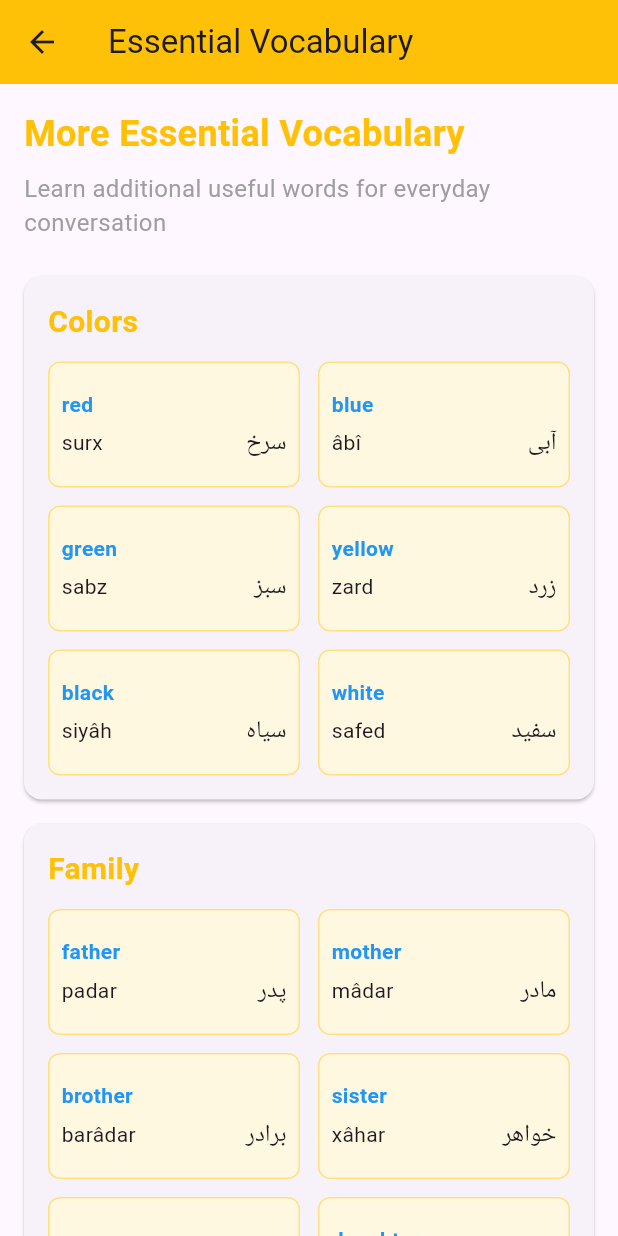
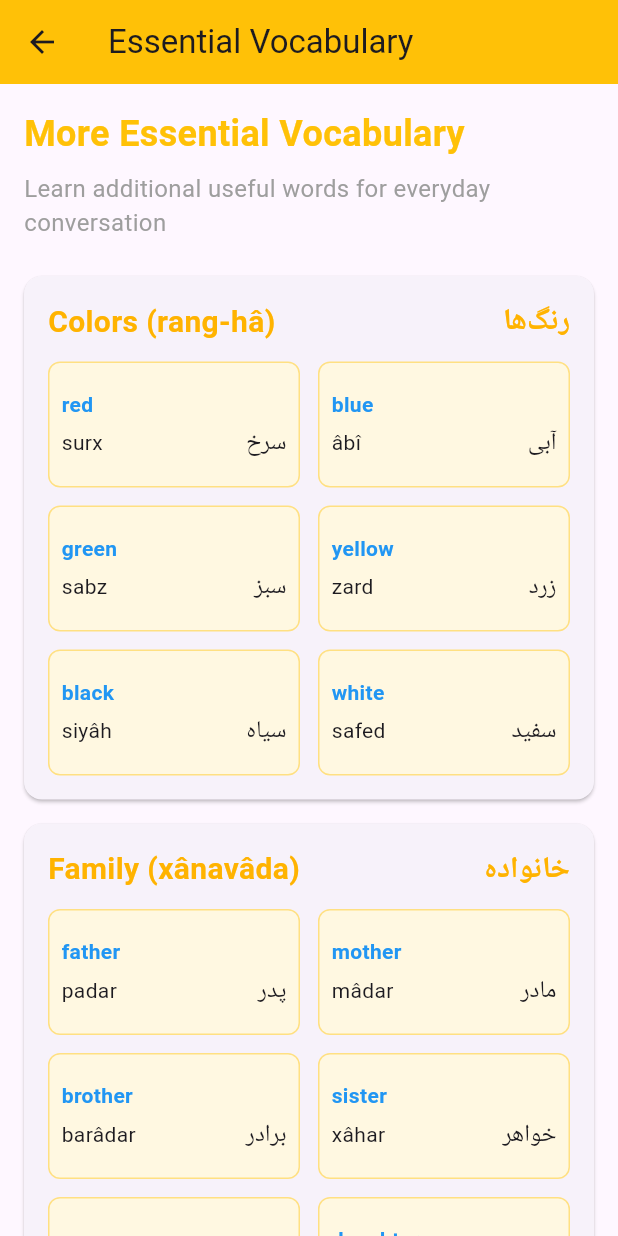
Before and after one commit to Tee-Ui-Seng/flutter-uas-2025, a Flutter app: the MoreVocabularyPage screen opened directly, on a phone screen of 412 x 824 dp. Run offline on Flutter 3.47's test engine with Material 3 defaults, Android fonts, the phone set to English and light mode, and no system bars; our stand-ins replace audioplayers, cloud_firestore, firebase_auth, firebase_core; accounts and stored records are empty; generated files the repository leaves out were written again; Roboto replaces fonts that are missing (NotoNastaliqUrdu).

Commit message:
chore: commit local changes

```diff
--- a/lib/pages/grammar_lessons/negative_copula_page.dart
+++ b/lib/pages/grammar_lessons/negative_copula_page.dart
@@ -16,7 +16,7 @@ class NegativeCopulaPage extends StatelessWidget {
   final List<Map<String, String>> examples = const [
     {'english': 'I am not sick', 'pronunciation': 'man bemâr nestam', 'persian': 'من بیمار نیستم'},
     {'english': 'You are not tall', 'pronunciation': 'tu qad buland nestî', 'persian': 'تو قد بلند نیستی'},
-    {'english': 'He is not here', 'pronunciation': 'o injâ nest', 'persian': 'او اینجا نیست'},
+    {'english': 'He is not here', 'pronunciation': 'o înjâ nest', 'persian': 'او اینجا نیست'},
   ];
 
   @override
@@ -198,7 +198,7 @@ class NegativeCopulaPage extends StatelessWidget {
                       const SizedBox(width: 12),
                       Expanded(
                         child: Text(
-                          'Note: Some speakers say colloquially: "šomâ nistin" (شما نیستین).',
+                          'Note: Some speakers say colloquially: "šumâ nesten" (شما نیستین).',
                           style: TextStyle(
                             fontSize: 14,
                             color: Colors.grey.shade800,
--- a/lib/pages/grammar_lessons/positive_copula_page.dart
+++ b/lib/pages/grammar_lessons/positive_copula_page.dart
@@ -443,7 +443,7 @@ class PositiveCopulaPage extends StatelessWidget {
                                 border: Border.all(color: Colors.blue.shade200),
                               ),
                               child: Text(
-                                'I am Nilufar = man ali nîlûfar.\n'
+                                'I am Nilufar = man nîlûfar astam.\n'
                                 'We are not happy = mâ xušhâl nestem.',
                                 style: TextStyle(
                                   fontSize: 14,
@@ -510,7 +510,7 @@ class PositiveCopulaPage extends StatelessWidget {
                   ],
                 ),
 
-                const SizedBox(height: 20),
+                // const SizedBox(height: 20),
               ],
             ),
           ),
--- a/lib/pages/noun_lessons/pronoun_plural_quiz_page.dart
+++ b/lib/pages/noun_lessons/pronoun_plural_quiz_page.dart
@@ -67,9 +67,9 @@ class _PronounPluralQuizPageState extends State<PronounPluralQuizPage> {
     },
     {
       'question': 'How do you say "fruits" in Persian?',
-      'options': ['meva-hâ', 'mevân', 'mevât', 'mevajân'],
+      'options': ['meva-hâ', 'mevân', 'mevât', 'mevajât'],
       'correctAnswer': 3,
-      'explanation': 'The word "meva" uses "-jân" for collective plural.',
+      'explanation': 'The word "meva" uses "-jât" for collective plural.',
     },
     {
       'question': 'How do you pluralize "hayvân" (animal)?',
--- a/lib/pages/vocabulary_lessons/more_vocabulary_page.dart
+++ b/lib/pages/vocabulary_lessons/more_vocabulary_page.dart
@@ -5,9 +5,10 @@ import 'vocabulary_quiz_page.dart';
 class MoreVocabularyPage extends StatelessWidget {
   const MoreVocabularyPage({super.key});
 
-  final List<Map<String, dynamic>> vocabulary = const [
+  static const List<Map<String, dynamic>> vocabulary = [
     {
-      'category': 'Colors',
+      'category': 'Colors (rang-hâ)',
+      'categoryfa': 'رنگ‌ها',
       'words': [
         {'english': 'red', 'persian': 'surx', 'script': 'سرخ'},
         {'english': 'blue', 'persian': 'âbî', 'script': 'آبی'},
@@ -18,7 +19,8 @@ class MoreVocabularyPage extends StatelessWidget {
       ]
     },
     {
-      'category': 'Family',
+      'category': 'Family (xânavâda)',
+      'categoryfa': 'خانواده',
       'words': [
         {'english': 'father', 'persian': 'padar', 'script': 'پدر'},
         {'english': 'mother', 'persian': 'mâdar', 'script': 'مادر'},
@@ -29,19 +31,32 @@ class MoreVocabularyPage extends StatelessWidget {
       ]
     },
     {
-      'category': 'Food',
+      'category': 'Food (ğazâ)',
+      'categoryfa': 'غذا',
       'words': [
         {'english': 'bread', 'persian': 'nân', 'script': 'نان'},
-        {'english': 'water', 'persian': 'âb', 'script': 'آب'},
         {'english': 'rice', 'persian': 'birinj', 'script': 'برنج'},
         {'english': 'meat', 'persian': 'gošt', 'script': 'گوشت'},
+        {'english': 'pilaf', 'persian': 'palaw', 'script': 'پلو'},
         {'english': 'fruit', 'persian': 'meva', 'script': 'میوه'},
         {'english': 'vegetable', 'persian': 'sabzî', 'script': 'سبزی'},
       ]
     },
+    {
+      'category': 'Drinks (nušîdanî)',
+      'categoryfa': 'نوشیدنی',
+      'words': [
+        {'english': 'water', 'persian': 'âb', 'script': 'آب'},
+        {'english': 'tea', 'persian': 'cây', 'script': 'چای'},
+        {'english': 'milk', 'persian': 'šîr', 'script': 'شیر'},
+        {'english': 'doogh', 'persian': 'doğ', 'script': 'دوغ'},
+        {'english': 'coffee', 'persian': 'qahva', 'script': 'قهوه'},
+        {'english': 'ice cream', 'persian': 'šîryax', 'script': 'شیریخ'},
+      ]
+    },
   ];
 
-  final List<Map<String, String>> examples = const [
+  static const List<Map<String, String>> examples = [
     {
       'english': 'My father likes red apples',
       'persian': 'padar-am seb-i surx râ dost dârad',
@@ -107,13 +122,28 @@ class MoreVocabularyPage extends StatelessWidget {
                     child: Column(
                       crossAxisAlignment: CrossAxisAlignment.start,
                       children: [
-                        Text(
-                          category['category']!,
-                          style: const TextStyle(
-                            fontSize: 20,
-                            fontWeight: FontWeight.bold,
-                            color: Colors.amber,
-                          ),
+                        Row(
+                          mainAxisAlignment: MainAxisAlignment.spaceBetween,
+                          children: [
+                            Text(
+                              category['category']!,
+                              style: TextStyle(
+                                fontSize: 20,
+                                fontWeight: FontWeight.bold,
+                                color: Colors.amber.shade600,
+                              ),
+                            ),
+                            Text(
+                              category['categoryfa']!,
+                              style: TextStyle(
+                                fontSize: 20,
+                                fontWeight: FontWeight.bold,
+                                color: Colors.amber.shade600,
+                                fontFamily: 'NotoNastaliqUrdu',
+                              ),
+                              textDirection: TextDirection.rtl,
+                            ),
+                          ],
                         ),
                         const SizedBox(height: 12),
 
@@ -155,8 +185,7 @@ class MoreVocabularyPage extends StatelessWidget {
                                   const SizedBox(height: 4),
 
                                   Row(
-                                    mainAxisAlignment:
-                                        MainAxisAlignment.spaceBetween,
+                                    mainAxisAlignment: MainAxisAlignment.spaceBetween,
                                     children: [
                                       Text(word['persian']!),
                                       Text(
@@ -209,10 +238,12 @@ class MoreVocabularyPage extends StatelessWidget {
                   ),
                   const SizedBox(height: 8),
                   Text(
-                    '• The noun meva and sabzî takes the special plural suffix -jât. The plural -hâ is still accepted.\n'
-                    '• Fruit = meva (میوه), fruits = mevâjât (میوجات)\n'
+                    '• The noun meva and sabzî takes the special collective plural suffix -jât. The usage of -hâ is still accepted.\n'
+                    '• Fruit = meva (میوه), fruits = mevajât (میوه‌جات)\n'
                     '• Vegetable = sabzî (سبزی), vegetables = sabzîjât (سبزیجات)\n'
-                    '• In Afghanistan, the word "nân" can be used to refer to food colloquially.\n',
+                    '• In Afghanistan, the word "nân" can be used to refer to food colloquially.\n'
+                    '• In Afghanistan, the word for son/ boy is "baca" (بچه).\n'
+                    '• The word for ice cream is different depending on the country. It is "bastanî" (بستنی) in Iran, "šîryax" (شیریخ) in Afghanistan, and "yaxmâs" in Tajikistan.',
                     style: const TextStyle(fontSize: 14, height: 1.5),
                   ),
                 ],
```
Also changed, not shown: lib/pages/grammar_lessons/conjunctions_page.dart (+6 -6 lines), lib/pages/grammar_lessons/prepositions_page.dart (+9 -9 lines), lib/pages/pronunciation_lessons/vowels_page.dart (+18 -3 lines), lib/pages/verb_lessons/verb_conjugation_page.dart (+95 -40 lines), lib/pages/vocabulary_lessons/adverbs_time_page.dart (+14 -8 lines).
